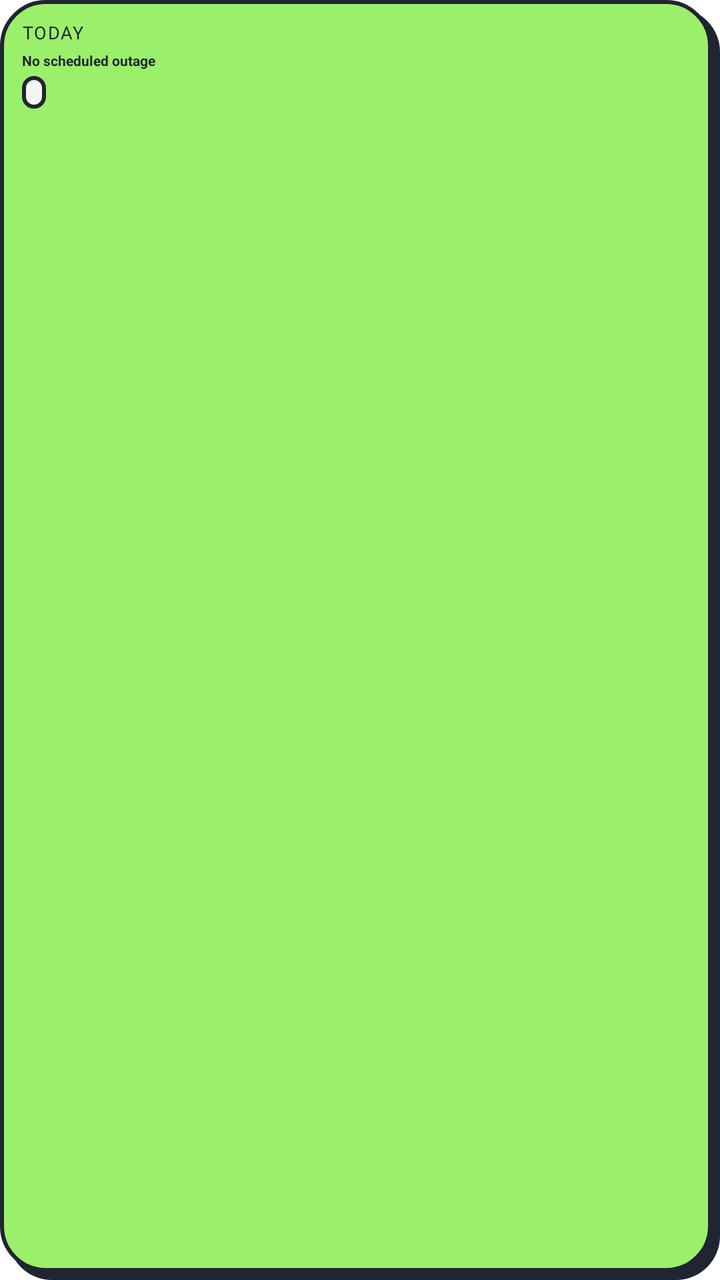
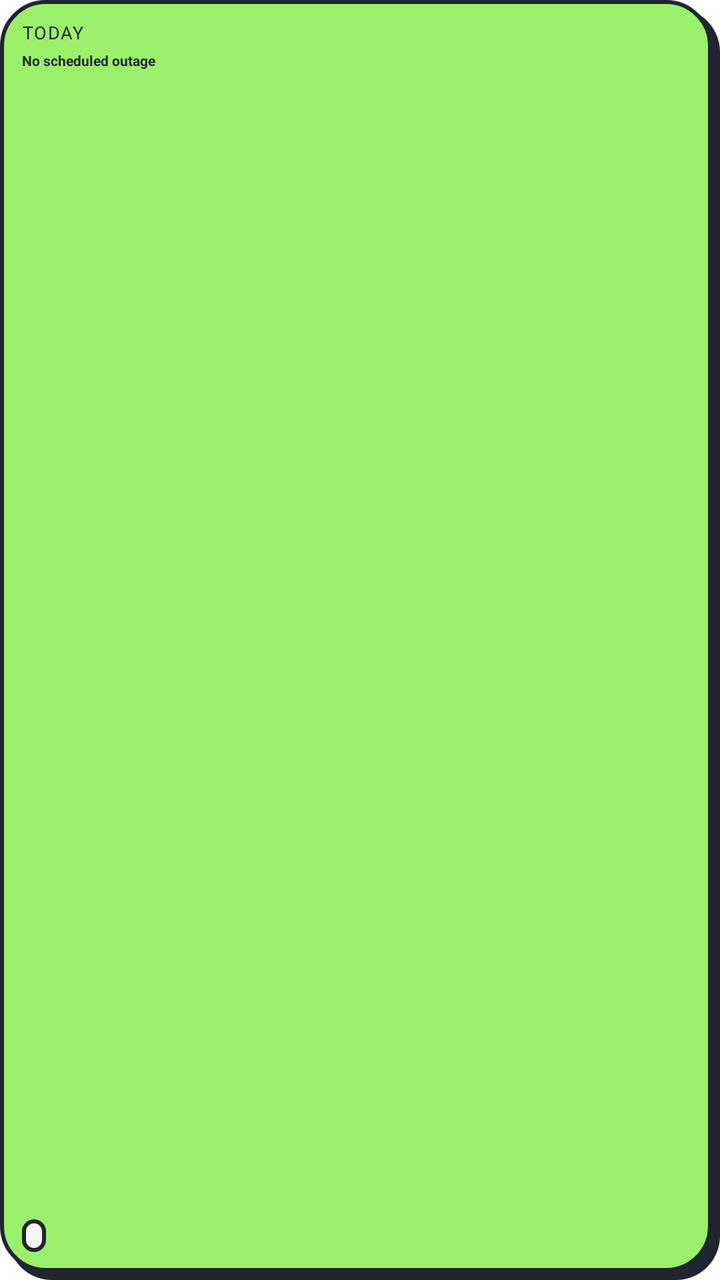

Two renders of the same Android screen: before a commit and after it. Below are the layout's source before the change and the commit's diff.
<!-- AndroidManifest.xml: fallback theme Theme.MaterialComponents.DayNight.NoActionBar -->
<!-- res/layout/pawer_widget.xml -->
<?xml version="1.0" encoding="utf-8"?>
<LinearLayout xmlns:android="http://schemas.android.com/apk/res/android"
  android:id="@+id/pawer_root"
  android:layout_width="match_parent"
  android:layout_height="match_parent"
  android:orientation="vertical"
  android:paddingLeft="11dp"
  android:paddingTop="10dp"
  android:paddingRight="15dp"
  android:paddingBottom="14dp"
  android:background="@drawable/pawer_bg_clear">

  <TextView
    android:id="@+id/pawer_tag"
    android:layout_width="match_parent"
    android:layout_height="wrap_content"
    android:textSize="9sp"
    android:letterSpacing="0.06"
    android:textColor="@color/pawer_ink"
    android:maxLines="1"
    android:autoSizeTextType="uniform"
    android:autoSizeMinTextSize="7sp"
    android:autoSizeMaxTextSize="10sp"
    android:text="TODAY" />

  
  <ImageView
    android:id="@+id/pawer_display"
    android:layout_width="wrap_content"
    android:layout_height="wrap_content"
    android:layout_marginTop="2dp"
    android:adjustViewBounds="true" />

  
  <Chronometer
    android:id="@+id/pawer_countdown"
    android:layout_width="match_parent"
    android:layout_height="wrap_content"
    android:layout_marginTop="2dp"
    android:textSize="16sp"
    android:fontFamily="sans-serif-black"
    android:textColor="@color/pawer_ink"
    android:maxLines="1"
    android:autoSizeTextType="uniform"
    android:autoSizeMinTextSize="12sp"
    android:autoSizeMaxTextSize="22sp"
    android:visibility="gone" />

  <TextView
    android:id="@+id/pawer_line3"
    android:layout_width="match_parent"
    android:layout_height="wrap_content"
    android:layout_marginTop="1dp"
    android:textSize="7sp"
    android:textStyle="bold"
    android:textColor="@color/pawer_ink"
    android:maxLines="1"
    android:autoSizeTextType="uniform"
    android:autoSizeMinTextSize="6sp"
    android:autoSizeMaxTextSize="9sp"
    android:text="No scheduled outage" />

  <TextView
    android:id="@+id/pawer_line4"
    android:layout_width="wrap_content"
    android:layout_height="wrap_content"
    android:layout_marginTop="3dp"
    android:background="@drawable/pawer_pill"
    android:paddingLeft="6dp"
    android:paddingRight="6dp"
    android:paddingTop="2dp"
    android:paddingBottom="2dp"
    android:textSize="9sp"
    android:textStyle="bold"
    android:textColor="@color/pawer_ink"
    android:maxLines="2"
    android:autoSizeTextType="uniform"
    android:autoSizeMinTextSize="7sp"
    android:autoSizeMaxTextSize="10sp"
    android:text="" />

  
  <Space
    android:layout_width="match_parent"
    android:layout_height="0dp"
    android:layout_weight="1" />
</LinearLayout>
<!-- resources referenced by this layout -->
<resources>
  <color name="pawer_ink">#212431</color>
  <!-- drawable pawer_bg_clear (drawable) -->
  <?xml version="1.0" encoding="utf-8"?>
  <layer-list xmlns:android="http://schemas.android.com/apk/res/android">
    <item android:left="4dp" android:top="4dp">
      <shape android:shape="rectangle">
        <solid android:color="@color/pawer_ink" />
        <corners android:radius="22dp" />
      </shape>
    </item>
    <item android:right="4dp" android:bottom="4dp">
      <shape android:shape="rectangle">
        <solid android:color="#9BF06B" />
        <stroke android:width="2dp" android:color="@color/pawer_ink" />
        <corners android:radius="22dp" />
      </shape>
    </item>
  </layer-list>
  <!-- drawable pawer_pill (drawable) -->
  <?xml version="1.0" encoding="utf-8"?>
  <shape xmlns:android="http://schemas.android.com/apk/res/android" android:shape="rectangle">
    <solid android:color="@color/pawer_ground" />
    <stroke android:width="2dp" android:color="@color/pawer_ink" />
    <corners android:radius="9dp" />
  </shape>
  <color name="pawer_ground">#F5F5F5</color>
</resources>

<!-- the commit's change to res/layout/pawer_widget.xml (unified diff, before → after) -->
@@ -60,6 +60,12 @@
     android:autoSizeMaxTextSize="9sp"
     android:text="No scheduled outage" />
 
+  
+  <Space
+    android:layout_width="match_parent"
+    android:layout_height="0dp"
+    android:layout_weight="1" />
+
   <TextView
     android:id="@+id/pawer_line4"
     android:layout_width="wrap_content"
@@ -78,10 +84,4 @@
     android:autoSizeMinTextSize="7sp"
     android:autoSizeMaxTextSize="10sp"
     android:text="" />
-
-  
-  <Space
-    android:layout_width="match_parent"
-    android:layout_height="0dp"
-    android:layout_weight="1" />
 </LinearLayout>
